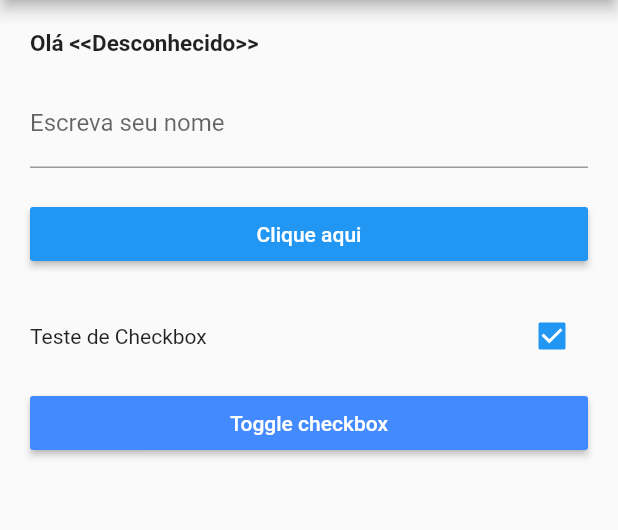
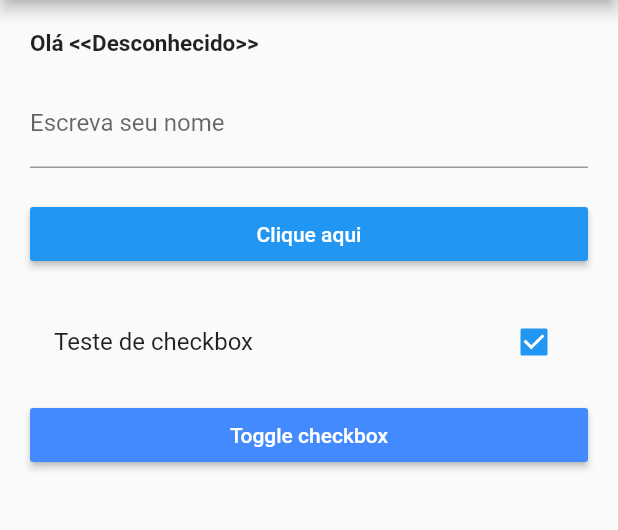
Before and after one commit to moreirapontocom/flutter-entrada-dados-forms, a Flutter app: the screen it shows after launch, on a phone screen of 412 x 824 dp, the part 84-614 px from its top. Run offline on Flutter 3.47's test engine with Material 2 defaults, Android fonts, the phone set to English and light mode, and no system bars.

Commit message:
Checkbox using CheckboxListTile

```diff
--- a/lib/campoTexto.dart
+++ b/lib/campoTexto.dart
@@ -64,20 +64,14 @@ class _CampoTextoState extends State<CampoTexto> {
               ),
               Padding(
                 padding: EdgeInsets.only(top: 20, bottom: 10),
-                child: Row(
-                  mainAxisAlignment: MainAxisAlignment.spaceBetween,
-                  children: <Widget>[
-                    Text("Teste de Checkbox"),
-                    Checkbox(
+                child: CheckboxListTile( // Ou apenas o Checkbox (sem o title) para ter apenas o quadradinho
+                  title: Text("Teste de checkbox"),
                   value: _checkbox,
                   onChanged: (bool valor) {
-                        print("O valor do checkbox é: " + valor.toString());
                     setState(() {
                       _checkbox = valor;
                     });
                   },
-                    )
-                  ],
                 ),
               ),
               RaisedButton(
```
Lines whose indentation alone changed are shown as unchanged.
